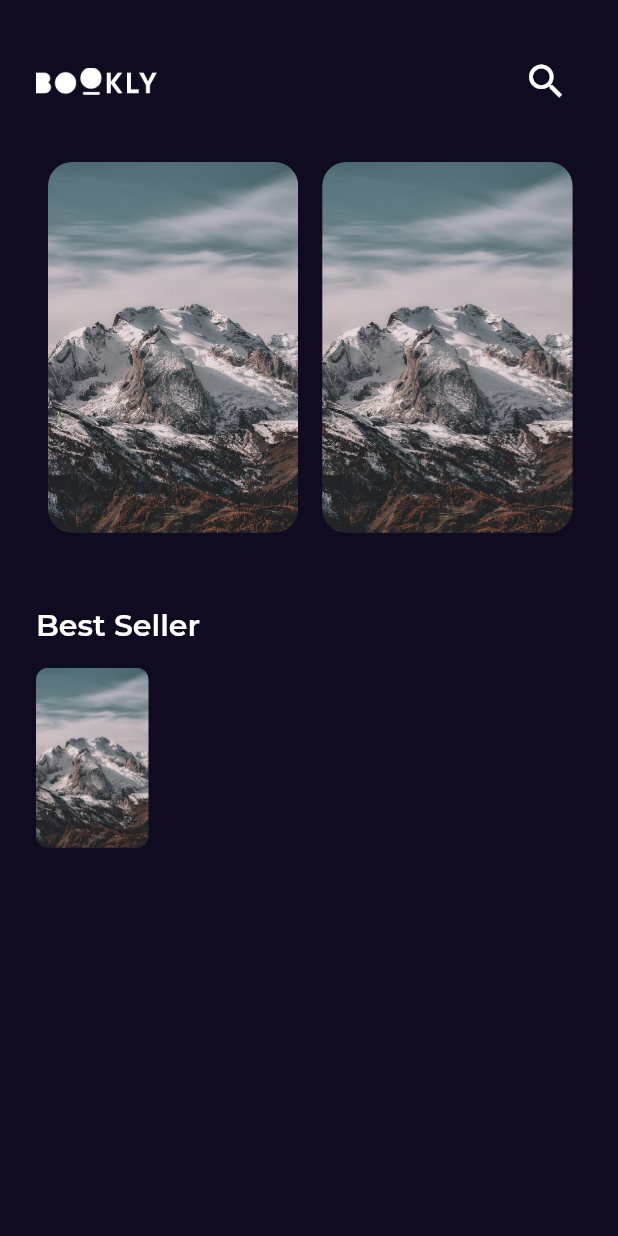
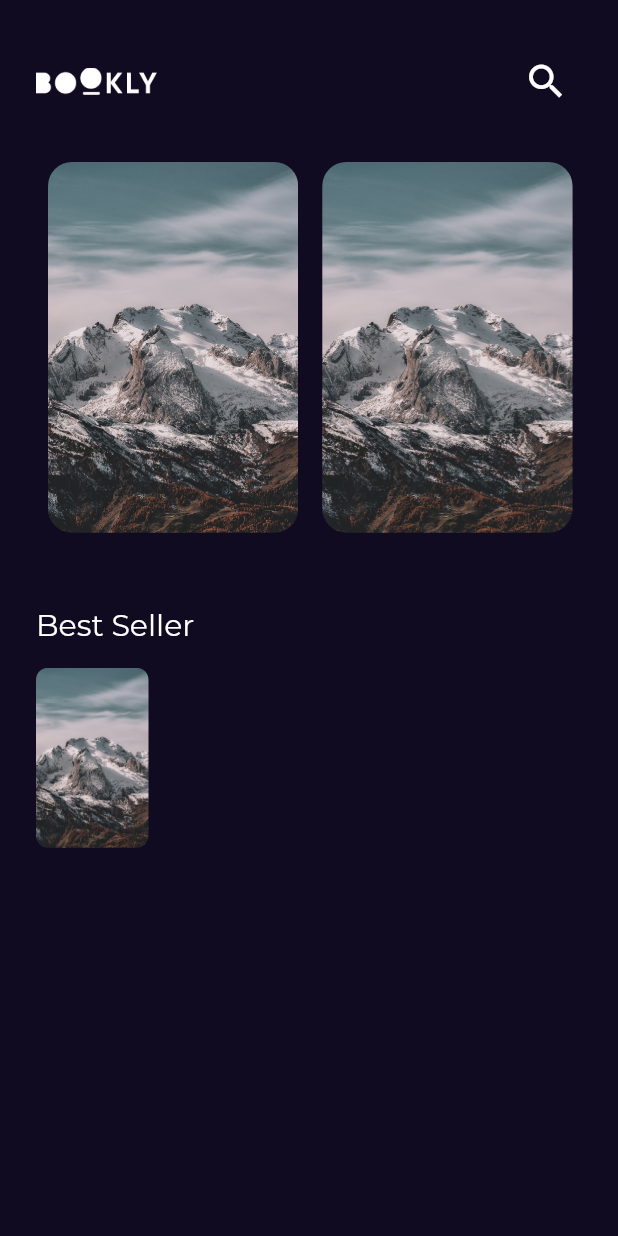
Before and after one commit to mohamedSalah1994/bookly, a Flutter app: the screen it shows after launch, on a phone screen of 412 x 824 dp. Run offline on Flutter 3.47's test engine with Material 2 defaults, Android fonts, the phone set to English and light mode, and no system bars; our stand-ins replace get, google_fonts.

Commit message:
create app styles

```diff
--- a/lib/Features/home/presentation/views/widgets/home_view_body.dart
+++ b/lib/Features/home/presentation/views/widgets/home_view_body.dart
@@ -19,7 +19,7 @@ class HomeViewBody extends StatelessWidget {
           SizedBox(height: 50),
           Text(
             'Best Seller',
-            style: Styles.titleMedium,
+            style: Styles.textStyle20,
           ),
           SizedBox(height: 16),
           BestSellerListViewItem(),
--- a/lib/constants.dart
+++ b/lib/constants.dart
@@ -2,3 +2,4 @@ import 'package:flutter/material.dart';
 
 const kPrimaryColor = Color(0xff100B20);
 const kTransitionDuration = Duration(milliseconds: 250);
+const kGtSectraFine = 'GT Sectra Fine';
--- a/lib/core/utils/styles.dart
+++ b/lib/core/utils/styles.dart
@@ -1,8 +1,29 @@
 import 'package:flutter/material.dart';
 
+import '../../constants.dart';
+
 abstract class Styles {
-  static const titleMedium = TextStyle(
-    fontSize: 20 ,
-    fontWeight: FontWeight.w600
+  static const textStyle18 = TextStyle(
+    fontSize: 18,
+    fontWeight: FontWeight.w600,
+  );
+  static const textStyle20 = TextStyle(
+    fontSize: 20,
+    fontWeight: FontWeight.normal,
+  );
+  static const textStyle30 = TextStyle(
+    fontSize: 30,
+    fontWeight: FontWeight.w900,
+    fontFamily: kGtSectraFine,
+    letterSpacing: 1.2,
+  );
+  static const textStyle14 = TextStyle(
+    fontSize: 14,
+    fontWeight: FontWeight.normal,
+  );
+
+  static const textStyle16 = TextStyle(
+    fontSize: 16,
+    fontWeight: FontWeight.w500,
   );
 }
```
Also changed, not shown: pubspec.yaml (+5 -11 lines).
